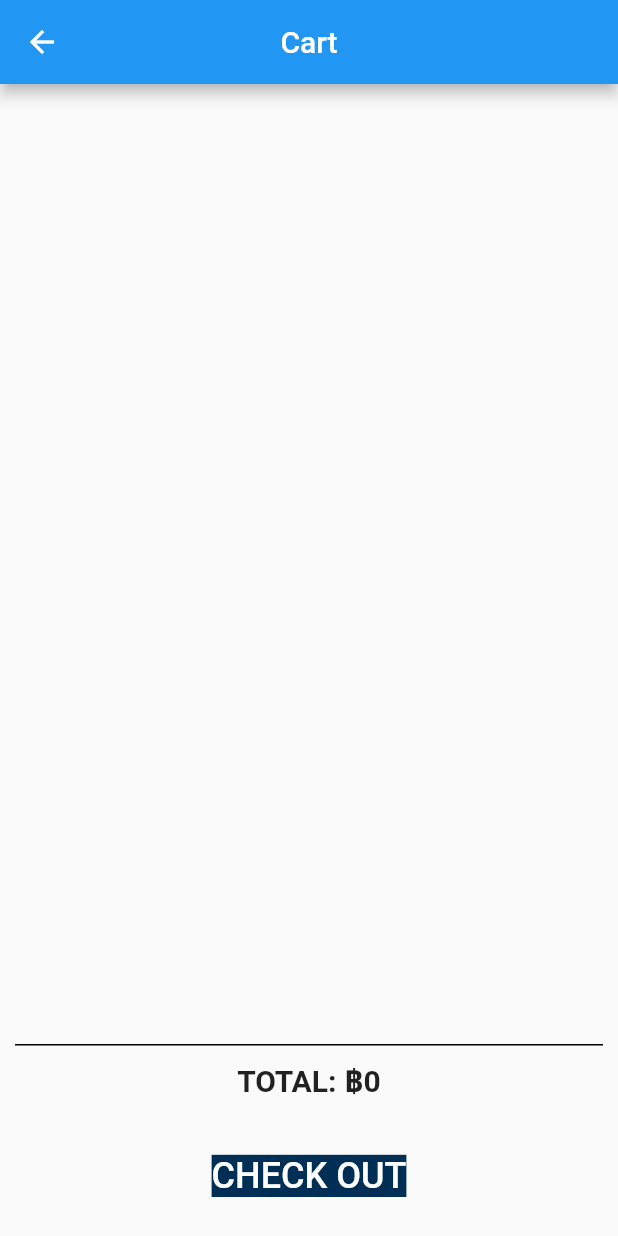
After one commit to Delayman/AppProject, a Flutter app: the CartPage screen opened directly, after a tap on "CHECK OUT", on a phone screen of 412 x 824 dp. The commit adds this screen. Run offline on Flutter 3.47's test engine with Material 2 defaults, Android fonts, the phone set to English and light mode, and no system bars.

Commit message:
Added_CartFunction

```diff
--- /dev/null
+++ b/lib/Cart/Cart_Manager.dart
@@ -0,0 +1,52 @@
+import 'package:flutter/material.dart';
+import 'package:final_project/Product/Game_Item.dart';
+
+class CartManager extends ChangeNotifier {
+  List<Game_Item> _items = [];
+
+  List<Game_Item> get items => _items;
+
+  double get totalPrice {
+    double total = 0;
+    for (var item in _items) {
+      total += item.price;
+    }
+    return total;
+  }
+
+  void addToCart(Game_Item item) {
+    if (_items.isNotEmpty)
+    {
+      bool isContains = false;
+      for (var product in _items)
+      {
+        if (product.id == item.id)
+        {
+          isContains = true;
+        }
+      }
+
+      if (!isContains)
+      {
+        _items.add(item);
+      }
+    }
+
+    else
+    {
+      _items.add(item);
+    }
+    //_items.add(item);
+    notifyListeners();
+  }
+
+  void removeFromCart(Game_Item item) {
+    _items.remove(item);
+    notifyListeners();
+  }
+
+  void clearCart() {
+    _items.clear();
+    notifyListeners();
+  }
+}
--- /dev/null
+++ b/lib/Pages/Cart_page.dart
@@ -0,0 +1,129 @@
+import 'package:final_project/Cart/Cart_Manager.dart';
+import 'package:final_project/Pages/Block_App.dart';
+import 'package:flutter/material.dart';
+import 'package:provider/provider.dart';
+class CartPage extends StatelessWidget {
+  const CartPage({super.key});
+
+ @override
+  Widget build(BuildContext context) {
+    var cartManager = Provider.of<CartManager>(context);
+    var cartItems = cartManager.items;
+
+    return Scaffold(
+      appBar: AppBar(
+        title: const Text('Cart'),
+        centerTitle: true,
+      ),
+      body: Column(
+        children: [
+          Expanded(
+            child: ListView.builder(
+              itemCount: cartItems.length,
+              itemBuilder: (context, index) {
+                var item = cartItems[index];
+                return Container(
+                padding: const EdgeInsets.fromLTRB(10, 5, 10, 5),
+                decoration: BoxDecoration(
+                border: Border.all(
+                color: const Color.fromARGB(255, 255, 255, 255),
+                width: 8,
+                ),
+                color: const Color.fromARGB(129, 224, 222, 222),
+                borderRadius: BorderRadius.circular(.0),
+                boxShadow: const [
+                  BoxShadow(
+                    color: Color.fromARGB(36, 224, 222, 222),
+                    // blurRadius: 2.0,
+                    // offset: Offset(2.0,2.0)
+                  )
+                ]
+                ),
+                child: ListTile(
+                  leading: Image.asset('assets/pic/${item.img}' ,width: 100,),
+                  title: Text(item.name),
+                  subtitle: Text('฿${item.price.toInt()}'),
+                  trailing: IconButton(
+                    icon: const Icon(Icons.close),
+                    onPressed: () {
+                      cartManager.removeFromCart(item);
+                    },
+                  ),
+                ),
+                );
+              },
+            ),
+          ),
+          const Divider(
+          color: Colors.black,
+          height: 1,
+          thickness: 1,
+          indent: 10,
+          endIndent: 10,
+          ),
+          Padding(
+            padding: const EdgeInsets.all(10.0),
+            child: Text(
+              'TOTAL: ฿${cartManager.totalPrice.toInt()}',
+              style: const TextStyle(fontSize: 20, fontWeight: FontWeight.bold),
+            ),
+          ),
+          Padding(
+            padding: const EdgeInsets.all(16.0),
+            child: TextButton(
+              onPressed: (() {
+                      cartManager.clearCart();
+                    }),
+                    child: const Text("CHECK OUT",
+                    style: TextStyle(
+                      color: Color.fromARGB(255, 255, 255, 255),
+                      backgroundColor: Color.fromARGB(255, 0, 46, 84),
+                      fontSize: 24
+                    )),
+            ),
+          ),
+        ],
+      ),
+    );
+  }
+
+//   @override
+//   Widget build(BuildContext context) {
+//     return Scaffold(
+//         appBar: AppBar(title: const Text('Cart')),
+//         body: Center(
+//           child: Padding(
+//       padding: const EdgeInsets.all(6.0),
+//       child: InkWell(
+//         child: Container(
+//             child: Stack(
+//           children: <Widget>[
+//             Container(
+//               child: Column(
+//                 children: <Widget>[
+//                   Center(
+//                     child: InkWell(
+//                     onTap: () {
+//                       Navigator.push(context,
+//                   MaterialPageRoute(
+//                   builder: (_) => Sign_in()));},
+//                   child: ClipRRect(
+//                   borderRadius: BorderRadius.circular(20.0),
+//                   child: Image.asset('assets/pic/Sekiro.jpg',
+//                   width: 110.0,
+//                   height: 110.0),
+//             ),
+//         ),
+//                   ),
+//                 ],
+//               ),
+//             ),
+//           ],
+//         )),
+//       ),
+//     ),
+//         ),
+//     );
+//   }
+
+}
--- a/lib/Pages/Sign_in.dart
+++ b/lib/Pages/Sign_in.dart
@@ -1,6 +1,8 @@
 import 'package:final_project/Pages/Login_page.dart';
+import 'package:final_project/Pages/Mocking_page.dart';
 import 'package:final_project/Pages/Sign_up.dart';
 import 'package:final_project/Pages/home_page.dart';
+import 'package:final_project/Pages/Cart_page.dart';
 import 'package:flutter/material.dart';
 import 'package:http/http.dart' as http;
 import 'dart:io';
@@ -93,7 +95,7 @@ class Item {
                       debugPrint("Sign in!");
                       //ลิงค์ไปหน้า Menu ตรงนี้
                       Navigator.push(
-                      context,MaterialPageRoute(builder: (context) => InkWellExampleApp()),);
+                      context,MaterialPageRoute(builder: (context) => MockingPage()),);
                     }),
                     child: Text("Sign in"),
                     style: ElevatedButton.styleFrom(
--- /dev/null
+++ b/lib/Product/Game_Item.dart
@@ -0,0 +1,8 @@
+class Game_Item {
+  final String id;
+  final String name;
+  final String img;
+  final double price;
+
+  Game_Item({required this.id, required this.name, required this.img, required this.price, });
+}
--- a/pubspec.yaml
+++ b/pubspec.yaml
@@ -30,7 +30,7 @@ environment:
 dependencies:
   flutter:
     sdk: flutter
-
+  provider: ^6.0.5
 
   # The following adds the Cupertino Icons font to your application.
   # Use with the CupertinoIcons class for iOS style icons.
```
Also changed, not shown: lib/Pages/Mocking_page.dart (added, +81 -0 lines), lib/Pages/home_page.dart (+21 -21 lines), lib/main.dart (+11 -2 lines), pubspec.lock, 1 other file.
